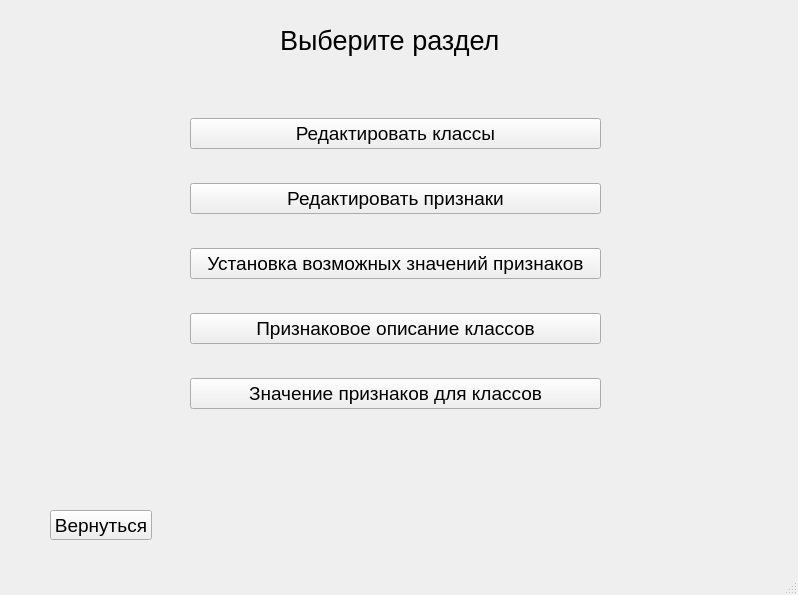
Old version of the form layouts/knowledgeEditor.ui in the repository RyndychRD/Classifier.
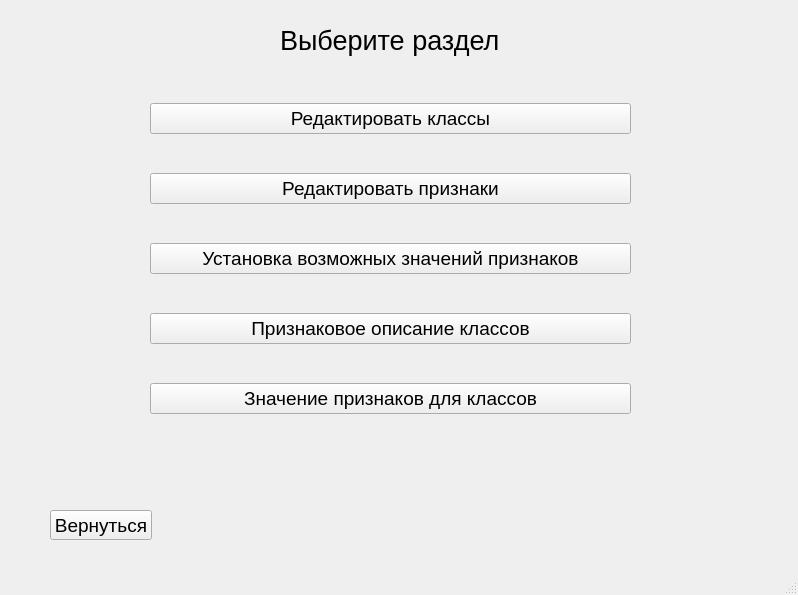
New version of the form.

What changed in the file:
```diff
--- a/layouts/knowledgeEditor.ui
+++ b/layouts/knowledgeEditor.ui
@@ -65,10 +65,10 @@
    <widget class="QWidget" name="layoutWidget">
     <property name="geometry">
      <rect>
-      <x>190</x>
-      <y>90</y>
-      <width>411</width>
-      <height>351</height>
+      <x>150</x>
+      <y>70</y>
+      <width>481</width>
+      <height>381</height>
      </rect>
     </property>
     <layout class="QVBoxLayout" name="verticalLayout">
```
